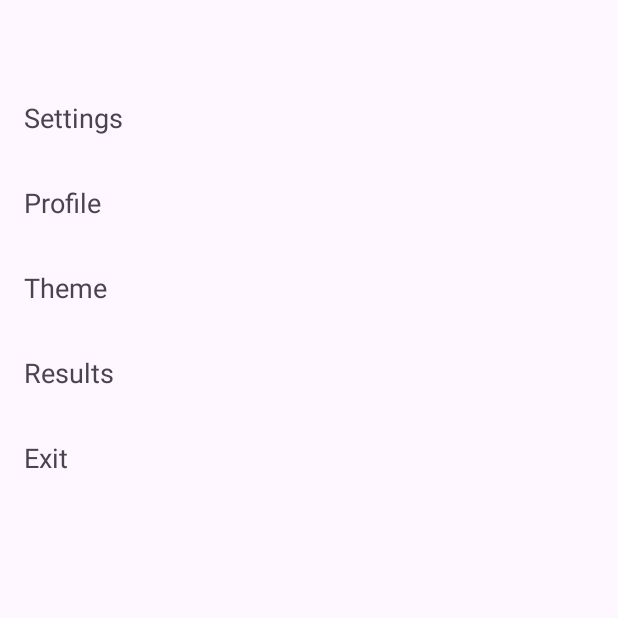
After one commit to FindTheBugg/MyEnglishApp, an Android app: the fragment FavoriteFragment placed in its activity, on a phone screen of 412 x 824 dp, the top half of it. The commit adds this screen. Run offline under Robolectric (Android 15) with nearby library versions, the phone set to English and light mode, and no system bars.

Commit message:
Сделал список на новом фрагменте

```diff
--- a/app/src/main/java/com/example/myenglishapp/ContentManager.kt
+++ b/app/src/main/java/com/example/myenglishapp/ContentManager.kt
@@ -2,7 +2,6 @@ package com.example.englishapp
 
 
 import com.example.englishapp.databinding.FragmentLearnBinding
-import com.example.myenglishapp.fragments.LearnFragment
 import kotlin.random.Random
 
 
--- /dev/null
+++ b/app/src/main/java/com/example/myenglishapp/FavoriteAdapter.kt
@@ -0,0 +1,30 @@
+package com.example.myenglishapp
+
+import android.view.LayoutInflater
+import android.view.ViewGroup
+import androidx.recyclerview.widget.RecyclerView
+import com.example.englishapp.databinding.ItemFavoriteBinding
+
+
+class WordAdapter(
+    private val words: List<String>
+) : RecyclerView.Adapter<WordAdapter.WordViewHolder>() {
+
+    class WordViewHolder(val binding: ItemFavoriteBinding) :
+        RecyclerView.ViewHolder(binding.root)
+
+    override fun onCreateViewHolder(parent: ViewGroup, viewType: Int): WordViewHolder {
+        val binding = ItemFavoriteBinding.inflate(
+            LayoutInflater.from(parent.context),
+            parent,
+            false
+        )
+        return WordViewHolder(binding)
+    }
+
+    override fun onBindViewHolder(holder: WordViewHolder, position: Int) {
+        holder.binding.wordText.text = words[position]
+    }
+
+    override fun getItemCount(): Int = words.size
+}
--- /dev/null
+++ b/app/src/main/java/com/example/myenglishapp/fragments/FavoriteAdapter.kt
@@ -0,0 +1,6 @@
+package com.example.myenglishapp.fragments
+
+class FavoriteAdapter(
+
+) {
+}
--- /dev/null
+++ b/app/src/main/java/com/example/myenglishapp/fragments/FavoriteFragment.kt
@@ -0,0 +1,42 @@
+package com.example.myenglishapp.fragments
+
+import android.os.Bundle
+import android.util.Log
+import androidx.fragment.app.Fragment
+import android.view.LayoutInflater
+import android.view.View
+import android.view.ViewGroup
+import androidx.recyclerview.widget.LinearLayoutManager
+import com.example.englishapp.databinding.FragmentFavoriteBinding
+import com.example.myenglishapp.WordAdapter
+
+
+class FavoriteFragment : Fragment() {
+
+    private var _binding: FragmentFavoriteBinding? = null
+    private val binding get() = _binding!!
+
+    override fun onCreateView(
+        inflater: LayoutInflater, container: ViewGroup?,
+        savedInstanceState: Bundle?
+    ): View {
+
+        Log.d("Lifecycle", "onCreateView")
+        val words = listOf("Settings", "Profile", "Theme", "Results", "Exit")
+        _binding = FragmentFavoriteBinding.inflate(
+            inflater,
+            container,
+            false
+        )
+
+        binding.recyclerView.layoutManager = LinearLayoutManager(requireContext())
+        binding.recyclerView.adapter = WordAdapter(words)
+
+        return binding.root
+    }
+    override fun onDestroyView() {
+        super.onDestroyView()
+        Log.d("Lifecycle", "onDestroyView")
+        _binding = null
+    }
+}
--- /dev/null
+++ b/app/src/main/res/layout/fragment_favorite.xml
@@ -0,0 +1,14 @@
+<FrameLayout xmlns:android="http://schemas.android.com/apk/res/android"
+    xmlns:tools="http://schemas.android.com/tools"
+    android:id="@+id/favoriteFragmentRoot"
+    android:layout_width="match_parent"
+    android:layout_height="match_parent"
+    tools:context="com.example.myenglishapp.fragments.FavoriteFragment">
+
+    <androidx.recyclerview.widget.RecyclerView
+        android:id="@+id/recyclerView"
+        android:layout_width="match_parent"
+        android:layout_height="match_parent"
+        android:layout_marginTop="50dp"/>
+
+</FrameLayout>
--- a/app/src/main/res/layout/fragment_learn.xml
+++ b/app/src/main/res/layout/fragment_learn.xml
@@ -2,6 +2,7 @@
 <androidx.constraintlayout.widget.ConstraintLayout xmlns:android="http://schemas.android.com/apk/res/android"
     xmlns:app="http://schemas.android.com/apk/res-auto"
     xmlns:tools="http://schemas.android.com/tools"
+    android:id="@+id/fragmentContainer"
     android:orientation="vertical"
     android:layout_width="match_parent"
     android:layout_height="match_parent">
@@ -34,6 +35,7 @@
         app:layout_constraintTop_toTopOf="parent" />
 
     <ImageButton
+        android:id="@+id/favoriteFragmentButton"
         android:layout_width="24dp"
         android:layout_height="24dp"
         android:layout_marginEnd="24dp"
--- /dev/null
+++ b/app/src/main/res/layout/item_favorite.xml
@@ -0,0 +1,7 @@
+<!-- Как выглядит ОДНА строка. Android сам размножит её столько раз, сколько нужно -->
+<TextView xmlns:android="http://schemas.android.com/apk/res/android"
+    android:id="@+id/wordText"
+    android:layout_width="match_parent"
+    android:layout_height="wrap_content"
+    android:padding="16dp"
+    android:textSize="18sp" />
--- a/gradle/libs.versions.toml
+++ b/gradle/libs.versions.toml
@@ -1,5 +1,5 @@
 [versions]
-agp = "9.3.2"
+agp = "9.3.3"
 coreKtx = "1.10.1"
 junit = "4.13.2"
 junitVersion = "1.1.5"
```
Also changed, not shown: app/src/main/java/com/example/myenglishapp/fragments/LearnFragment.kt (+20 -4 lines).
